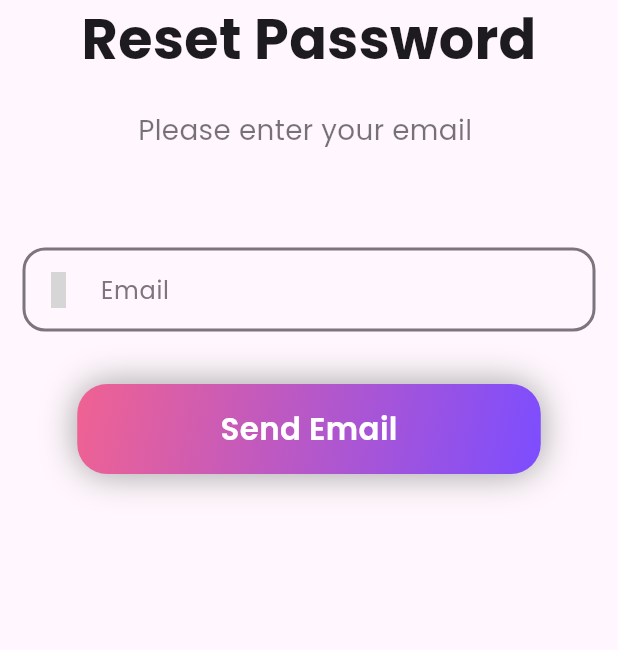
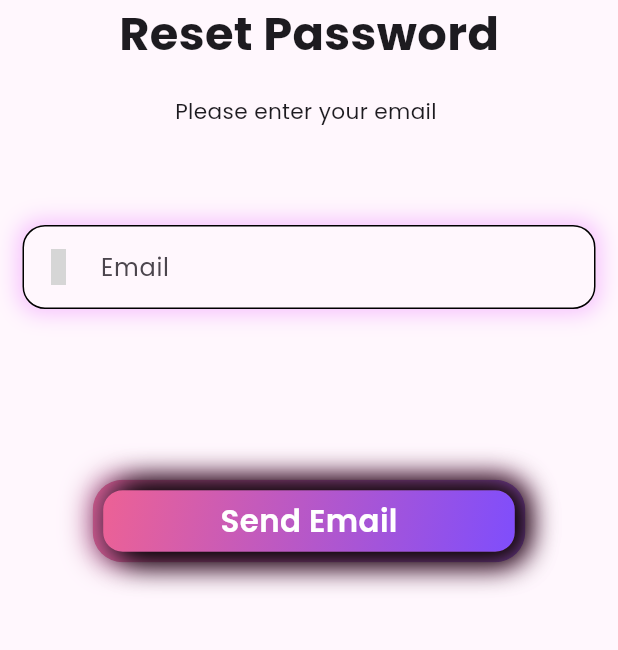
Before and after one commit to toqua1/ChatApp, a Flutter app: the ForgetPass screen opened directly, on a phone screen of 412 x 824 dp, the part 468-1118 px from its top. Run offline on Flutter 3.47's test engine with Material 3 defaults, Android fonts, the phone set to English and light mode, and no system bars; drawn by our look-alikes of modal_progress_hud_nsn; our stand-ins replace bloc, cached_network_image, cloud_firestore, curved_labeled_navigation_bar, device_preview, dio and 14 more; accounts and stored records are empty; project files that could hold a hidden picture were left out; grey boxes are pictures that could not be loaded.

Commit message:
update Signing screens and snackBar

```diff
--- a/lib/helper/Text/custom_textfield.dart
+++ b/lib/helper/Text/custom_textfield.dart
@@ -32,24 +32,37 @@ class CustomFormTextfield extends StatelessWidget {
       child: Column(
         crossAxisAlignment: CrossAxisAlignment.start,
         children: [
-          TextFormField(
+          Container(
+            decoration: BoxDecoration(
+              borderRadius: BorderRadius.circular(15),
+              boxShadow: [
+                BoxShadow(
+                  color: Colors.purpleAccent.withOpacity(0.3), // Adjust glow
+                  // color
+                  blurRadius: 12, // Spread of the glow
+                  spreadRadius: 3, // Intensity of the glow
+                  offset: Offset(0, 0), // Centered glow
+                ),
+              ],
+            ),
+            child: TextFormField(
               validator: (data){
                 if(data!.isEmpty)
                   return "Field is required" ;
               },
-            style: TextStyle(
-                color:name? Colors.black54:Theme.of(context).colorScheme.outline
-            ),
+              // style: TextStyle(
+              //     color:name? Colors.black54:Theme.of(context).colorScheme.outline
+              // ),
               decoration: InputDecoration(
                 contentPadding:const EdgeInsets.all(16),
                  focusedBorder:
                  OutlineInputBorder(
                    borderRadius: BorderRadius.circular(15),
-                 borderSide: BorderSide(width: 2),
+                   // borderSide: const BorderSide(width: 2),
                  ),
                 enabledBorder: OutlineInputBorder(
                   borderRadius: BorderRadius.circular(15),
-                borderSide: BorderSide(color:name? Colors.black54:Theme.of(context).colorScheme.outline,width: 2),
+                  // borderSide: BorderSide(color:name? Colors.black54:Theme.of(context).colorScheme.outline,width: 2),
                 ),
                 errorBorder: OutlineInputBorder(
                   borderRadius: BorderRadius.circular(15),
@@ -59,22 +72,23 @@ class CustomFormTextfield extends StatelessWidget {
                 // suffixIconColor: kPrimaryColor,
                 prefixIcon: prefixIcon,
                 // prefixIconColor: kPrimaryColor,
-              fillColor: Colors.transparent,
+                fillColor: Theme.of(context).colorScheme.surface,
                 filled: true,
                 label: Text(label),
-              labelStyle: TextStyle(color:name? Colors.black54:Theme.of(context).colorScheme.outline),
+                // labelStyle: TextStyle(color:name? Colors.black54:Theme.of(context).colorScheme.outline),
                 hintText: hintText,
-              hintStyle: TextStyle(
-                color:name? Colors.black54:Theme.of(context).colorScheme.outline
-                ,fontWeight: FontWeight.w300,
-                // color: Colors.grey,
-                fontSize: 15,
-              ),
+                // hintStyle: TextStyle(
+                //   color:name? Colors.black54:Theme.of(context).colorScheme.outline
+                //   ,fontWeight: FontWeight.w300,
+                //   // color: Colors.grey,
+                //   fontSize: 15,
+                // ),
               ),
               onChanged: onChange,
               controller: controller,
               obscureText: showPassword,
 
+            ),
           ),
           const SizedBox(
             height: 10,
--- a/lib/screens/Signing/screens/forget_screen.dart
+++ b/lib/screens/Signing/screens/forget_screen.dart
@@ -71,8 +71,8 @@ class _forgetpassState extends State<ForgetPass> {
                         ],
                       ),
                     ),
-                    const SizedBox(
-                      height: 20,
+                    SizedBox(
+                      height: size.height *0.12,
                     ),
                     InkWell(
                       onTap: () async{
@@ -120,7 +120,7 @@ class LogoAndTitleForgetPass extends StatelessWidget {
                   ,width: size.width*0.5,
                 ),
                 Text("Reset Password",style: TextStyle(
-                  fontSize: size.width*0.09,
+                  fontSize: size.width*0.075,
                   fontWeight: FontWeight.bold,
                   // color: Colors.white,
                 ),),
@@ -128,8 +128,9 @@ class LogoAndTitleForgetPass extends StatelessWidget {
                   height: 20,
                 ),
                 Text("Please enter your email ",style: TextStyle(
-                  fontSize: size.width*0.045,fontWeight:
-                FontWeight.w400,color: Colors.black54
+                  fontSize: size.width*0.035,fontWeight:
+                FontWeight.w400,
+                    // color: Colors.black54
                 ),),
       ],
     );
--- a/lib/screens/splash_screen/widgets/button.dart
+++ b/lib/screens/splash_screen/widgets/button.dart
@@ -1,3 +1,4 @@
+import 'package:chatapp/screens/Signing/widgets/animated_gradient_border.dart';
 import 'package:flutter/material.dart';
 
 class Button extends StatelessWidget {
@@ -9,7 +10,18 @@ class Button extends StatelessWidget {
 
   @override
   Widget build(BuildContext context) {
-    return Container(
+    return SizedBox(
+      width: size.width - (0.3*size.width),
+      height: 55,
+      child: AnimatedGradientBorder(
+        topColor: Color(0xffad5389),
+        bottomColor: Colors.black,
+        thickness: 7,
+        radius: 20,
+        blurRadius: 15,
+        spreadRadius: 2,
+        duration: const Duration(seconds: 2),
+        child: Container(
           alignment: Alignment.center,
           width:size.width - (0.25*size.width),
           height: 60,
@@ -42,6 +54,8 @@ class Button extends StatelessWidget {
                 color: Colors.white,
                 fontSize: size.width *0.05
             ),),
+        ),
+      ),
     );
   }
 }
```
Also changed, not shown: lib/helper/snackBar.dart (+26 -3 lines), lib/screens/Signing/screens/login.dart (+4 -23 lines), lib/screens/Signing/screens/signup.dart (+89 -85 lines), assetsEdited/back2.jpg (added). Lines whose indentation alone changed are shown as unchanged.
